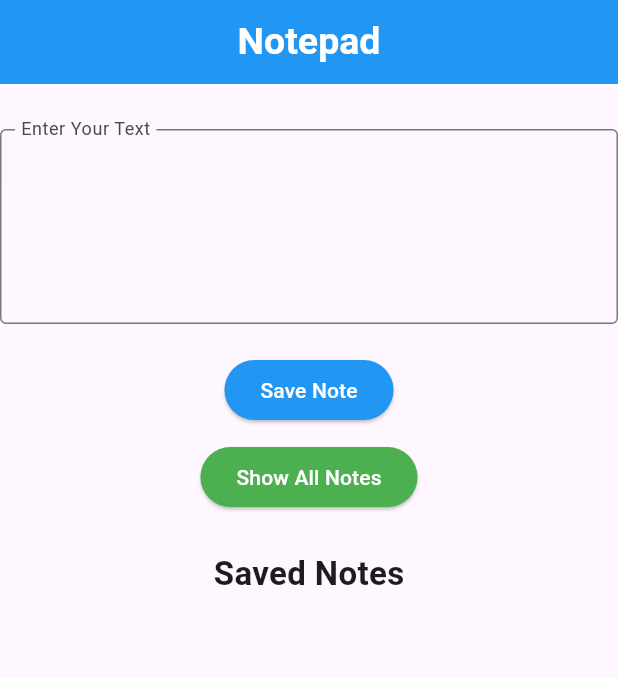
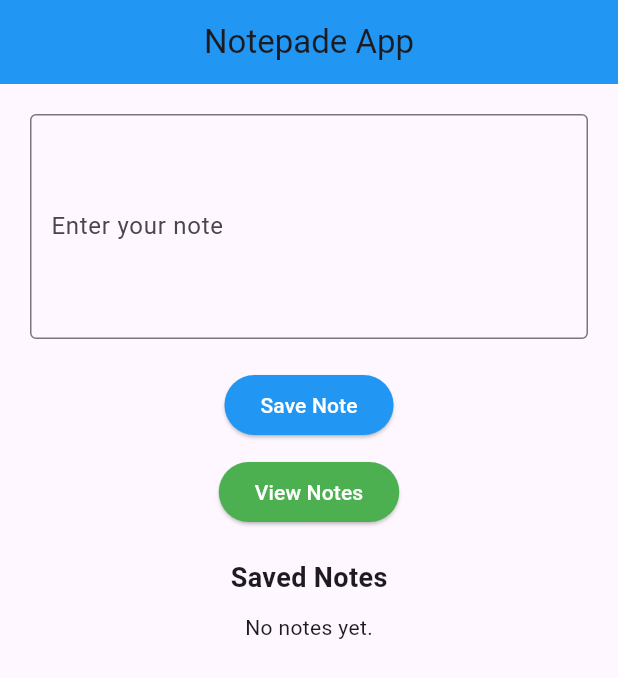
Before and after one commit to Yasir-Ali-Swe/Learning-Flutter, a Flutter app: the screen it shows after launch, on a phone screen of 412 x 824 dp. Shown: the top 678 px of the screen. Run offline on Flutter 3.47's test engine with Material 3 defaults, Android fonts, the phone set to English and light mode, and no system bars; our stand-ins replace audioplayers.

Commit message:
Note Taking App

```diff
--- a/lab_9/lib/main.dart
+++ b/lab_9/lib/main.dart
@@ -1,5 +1,5 @@
 import 'package:flutter/material.dart';
-import 'allNotesPage.dart'; // import the new page
+import 'view_notes_page.dart';
 
 void main() {
   runApp(const MyApp());
@@ -11,83 +11,80 @@ class MyApp extends StatelessWidget {
   @override
   Widget build(BuildContext context) {
     return MaterialApp(
+      title: 'Notes App',
       debugShowCheckedModeBanner: false,
-      title: 'Flutter Notepad',
       theme: ThemeData(
         colorScheme: ColorScheme.fromSeed(seedColor: Colors.deepPurple),
       ),
-      home: const MyHomePage(),
+      home: const AddNotesPage(),
     );
   }
 }
 
-class MyHomePage extends StatefulWidget {
-  const MyHomePage({super.key});
+class AddNotesPage extends StatefulWidget {
+  const AddNotesPage({super.key});
 
   @override
-  State<MyHomePage> createState() => _MyHomePageState();
+  State<AddNotesPage> createState() => _AddNotesPageState();
 }
 
-class _MyHomePageState extends State<MyHomePage> {
+class _AddNotesPageState extends State<AddNotesPage> {
   final TextEditingController _controller = TextEditingController();
-  final List<String> myNotes = [];
+  final List<String> _notes = [];
 
-  void saveNote() {
+  void _saveNote() {
     final text = _controller.text.trim();
     if (text.isNotEmpty) {
       setState(() {
-        myNotes.add(text);
+        _notes.add(text);
         _controller.clear();
       });
     }
   }
 
-  void deleteNote(int index) {
+  void _navigateToViewNotes() async {
+    final updatedNotes = await Navigator.push(
+      context,
+      MaterialPageRoute(builder: (context) => ViewNotesPage(notes: _notes)),
+    );
+
+    if (updatedNotes != null && updatedNotes is List<String>) {
       setState(() {
-      myNotes.removeAt(index);
+        _notes.clear();
+        _notes.addAll(updatedNotes);
       });
+    }
   }
 
   @override
   Widget build(BuildContext context) {
     return Scaffold(
       appBar: AppBar(
-        title: const Text(
-          'Notepad',
-          style: TextStyle(
-            fontSize: 25,
-            fontWeight: FontWeight.bold,
-            color: Colors.white,
-          ),
-        ),
+        title: const Text("Notepade App"),
         backgroundColor: Colors.blue,
         centerTitle: true,
       ),
-      body: SingleChildScrollView(
-        child: Center(
+      body: Padding(
+        padding: const EdgeInsets.all(20),
         child: Column(
-            crossAxisAlignment: CrossAxisAlignment.center,
-            children: <Widget>[
-              const SizedBox(height: 30),
+          children: [
             SizedBox(
-                width: 600,
-                height: 130,
+              height: 150,
               child: TextField(
                 controller: _controller,
                 expands: true,
                 maxLines: null,
                 textAlignVertical: TextAlignVertical.top,
                 decoration: const InputDecoration(
-                    labelText: "Enter Your Text",
+                  labelText: "Enter your note",
                   border: OutlineInputBorder(),
                   contentPadding: EdgeInsets.all(10),
-                    floatingLabelBehavior: FloatingLabelBehavior.always,
                 ),
               ),
             ),
             const SizedBox(height: 20),
             ElevatedButton(
-                onPressed: saveNote,
+              onPressed: _saveNote,
               style: ElevatedButton.styleFrom(
                 backgroundColor: Colors.blue,
                 foregroundColor: Colors.white,
@@ -96,63 +93,42 @@ class _MyHomePageState extends State<MyHomePage> {
             ),
             const SizedBox(height: 10),
             ElevatedButton(
-                onPressed: () {
-                  Navigator.push(
-                    context,
-                    MaterialPageRoute(
-                      builder: (context) => AllNotesPage(notes: myNotes),
-                    ),
-                  );
-                },
+              onPressed: _navigateToViewNotes,
               style: ElevatedButton.styleFrom(
                 backgroundColor: Colors.green,
                 foregroundColor: Colors.white,
               ),
-                child: const Text("Show All Notes"),
+              child: const Text("View Notes"),
             ),
-              const SizedBox(height: 25),
+            const SizedBox(height: 20),
             const Text(
               "Saved Notes",
-                style: TextStyle(fontSize: 22, fontWeight: FontWeight.bold),
+              style: TextStyle(fontSize: 18, fontWeight: FontWeight.bold),
             ),
             const SizedBox(height: 10),
-              ListView.builder(
-                shrinkWrap: true,
-                physics: const NeverScrollableScrollPhysics(),
-                itemCount: myNotes.length,
-                itemBuilder: (context, index) {
-                  return Container(
-                    margin: const EdgeInsets.symmetric(
-                      vertical: 5,
-                      horizontal: 20,
+            Expanded(
+              child:
+                  _notes.isEmpty
+                      ? const Text("No notes yet.")
+                      : ListView.builder(
+                        itemCount: _notes.length,
+                        itemBuilder:
+                            (context, index) => Container(
+                              margin: const EdgeInsets.symmetric(vertical: 4),
+                              padding: const EdgeInsets.symmetric(
+                                horizontal: 12,
+                                vertical: 10,
                               ),
-                    padding: const EdgeInsets.symmetric(horizontal: 16),
                               decoration: BoxDecoration(
-                      color: Colors.green.shade100,
-                      borderRadius: BorderRadius.circular(10),
-                      border: Border.all(color: Colors.green),
+                                color: Colors.blue.shade50,
+                                borderRadius: BorderRadius.circular(8),
+                                border: Border.all(color: Colors.blueAccent),
                               ),
-                    child: Row(
-                      mainAxisAlignment: MainAxisAlignment.spaceBetween,
-                      children: [
-                        Expanded(
-                          child: Text(
-                            myNotes[index],
-                            style: const TextStyle(fontSize: 16),
+                              child: Text(_notes[index]),
                             ),
                       ),
-                        IconButton(
-                          onPressed: () => deleteNote(index),
-                          icon: const Icon(Icons.delete, color: Colors.red),
             ),
           ],
-                    ),
-                  );
-                },
-              ),
-              const SizedBox(height: 20),
-            ],
-          ),
         ),
       ),
     );
```
Also changed, not shown: lab_9/lib/allNotesPage.dart (deleted, +0 -38 lines), lab_9/lib/view_notes_page.dart (added, +69 -0 lines). Lines whose indentation alone changed are shown as unchanged.
